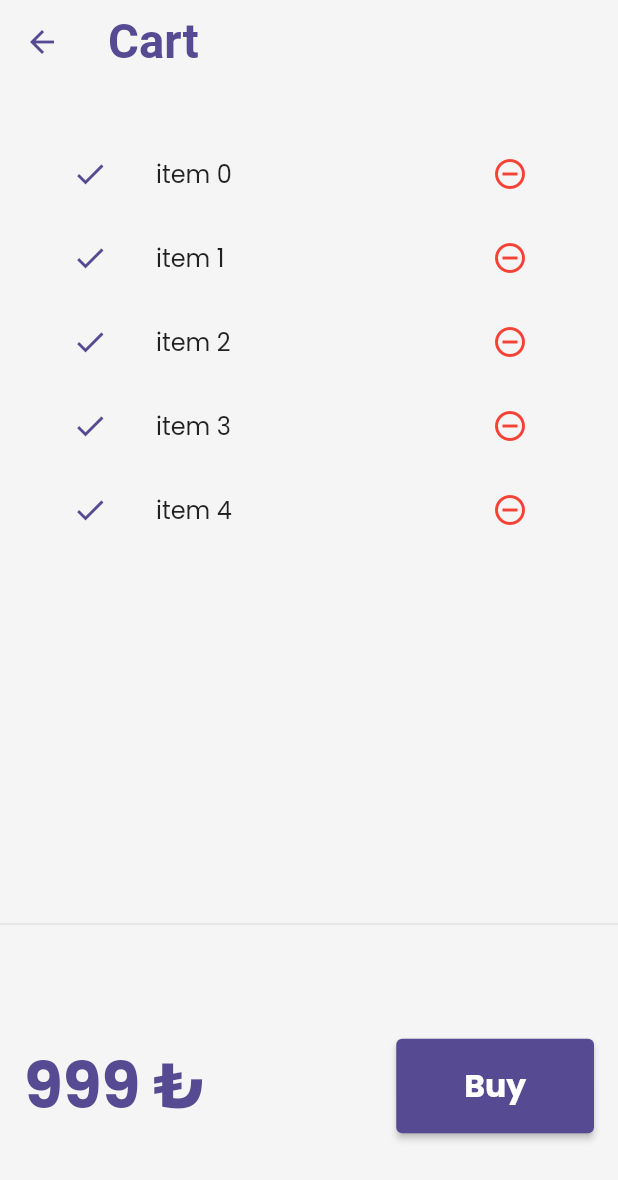
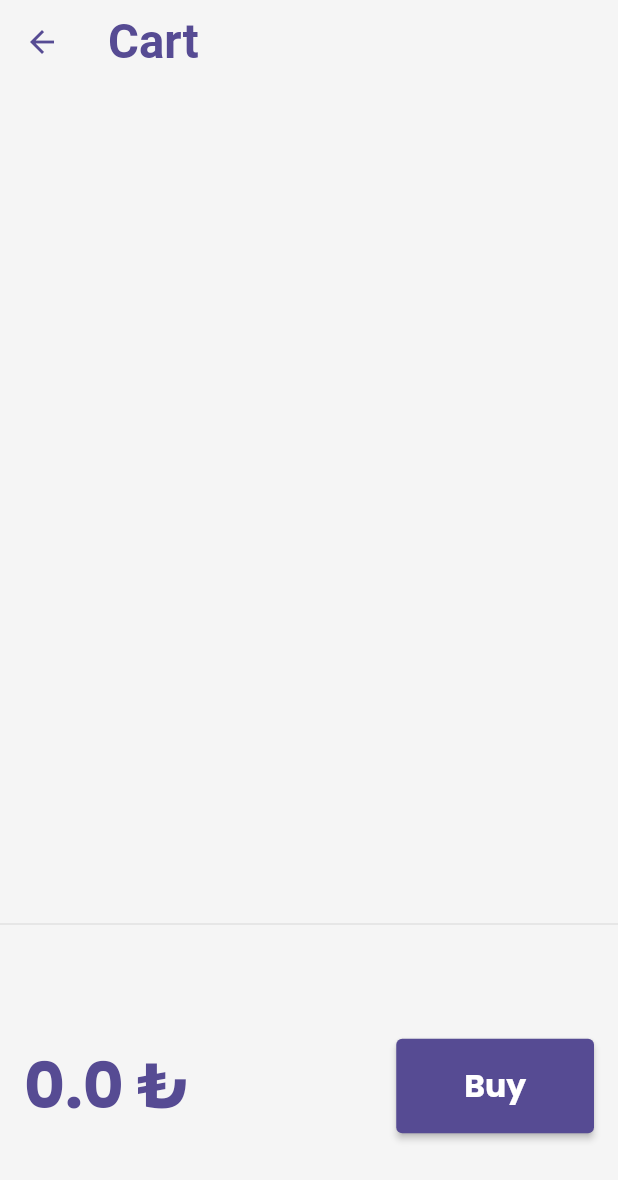
Before and after one commit to wirdes/flutter_store_app, a Flutter app: the CartPage screen opened by its route, on a phone screen of 412 x 824 dp. Shown: the top 1180 px of the screen. Run offline on Flutter 3.47's test engine with Material 2 defaults, Android fonts, the phone set to English and light mode, and no system bars; drawn by our look-alikes of velocity_x; our stand-ins replace google_fonts, snippet_coder_utils; network calls fail.

Commit message:
feat: :zap: added Store
Added core, store state

```diff
--- a/lib/app_colors.dart
+++ b/lib/app_colors.dart
@@ -26,3 +26,4 @@ const creamColor = Color(0xfff5f5f5);
 const darkCreamColor = Vx.gray900;
 const darkBluishColor = Color(0xff403b58);
 const lightBluishColor = Vx.purple400;
+const kDefaultPaddin = 20.0;
--- a/lib/config.dart
+++ b/lib/config.dart
@@ -5,5 +5,4 @@ class Config {
   static const String productsOneof = "/products/";
   static const String categories = "/products/categories";
   static const String categoriesOneof = "/products/category/";
-  static const String getPepWallet = "/v1/wallet";
 }
--- /dev/null
+++ b/lib/core/store/store.dart
@@ -0,0 +1,7 @@
+import 'package:flutter_store_app/models/product.dart';
+import 'package:velocity_x/velocity_x.dart';
+
+class MyStore extends VxStore {
+  List<Product> cart = [];
+  double totalPrice = 0;
+}
--- a/lib/pages/cart/cart_page.dart
+++ b/lib/pages/cart/cart_page.dart
@@ -1,10 +1,11 @@
 import 'package:flutter/material.dart';
 import 'package:flutter_store_app/app_colors.dart';
+import 'package:flutter_store_app/core/store/store.dart';
 import 'package:velocity_x/velocity_x.dart';
 
 class CartPage extends StatelessWidget {
-  const CartPage({Key? key}) : super(key: key);
-
+  CartPage({Key? key}) : super(key: key);
+  final MyStore store = VxState.store;
   @override
   Widget build(BuildContext context) {
     return Scaffold(
@@ -15,9 +16,9 @@ class CartPage extends StatelessWidget {
       ),
       body: Column(
         children: [
-          const _CartList().p32().expand(),
+          _CartList().p32().expand(),
           const Divider(),
-          const _CartTotal(),
+          _CartTotal(),
         ],
       ),
     );
@@ -25,8 +26,7 @@ class CartPage extends StatelessWidget {
 }
 
 class _CartTotal extends StatelessWidget {
-  const _CartTotal({Key? key}) : super(key: key);
-
+  final MyStore store = VxState.store;
   @override
   Widget build(BuildContext context) {
     return SizedBox(
@@ -34,7 +34,13 @@ class _CartTotal extends StatelessWidget {
         child: Row(
           mainAxisAlignment: MainAxisAlignment.spaceBetween,
           children: [
-            "999 ₺".text.color(appPrimaryColor).bold.xl5.make().p16(),
+            (store.totalPrice.toString() + " ₺")
+                .text
+                .color(appPrimaryColor)
+                .bold
+                .xl5
+                .make()
+                .p16(),
             30.widthBox,
             ElevatedButton(
                     onPressed: () {
@@ -49,18 +55,14 @@ class _CartTotal extends StatelessWidget {
   }
 }
 
-class _CartList extends StatefulWidget {
-  const _CartList({Key? key}) : super(key: key);
+class _CartList extends StatelessWidget {
+  _CartList({Key? key}) : super(key: key);
+  MyStore store = VxState.store;
 
-  @override
-  State<_CartList> createState() => _CartListState();
-}
-
-class _CartListState extends State<_CartList> {
   @override
   Widget build(BuildContext context) {
     return ListView.builder(
-      itemCount: 5,
+      itemCount: store.cart.length,
       itemBuilder: (context, index) => ListTile(
         leading: const Icon(
           Icons.done,
@@ -72,7 +74,7 @@ class _CartListState extends State<_CartList> {
               Icons.remove_circle_outline,
               color: Colors.red,
             )),
-        title: ("item " + index.toString()).text.make(),
+        title: (store.cart[index].title).text.maxLines(1).make(),
       ),
     );
   }
```
Also changed, not shown: lib/components/item_widget.dart (+8 -4 lines), lib/core/store/mutations.dart (added, +17 -0 lines), lib/main.dart (+6 -4 lines), lib/pages/home/components/categories.dart (added, +74 -0 lines), lib/pages/home/home_page.dart (+29 -8 lines), lib/pages/product/product_page.dart (+6 -3 lines), lib/services/api_service.dart (+17 -0 lines).
